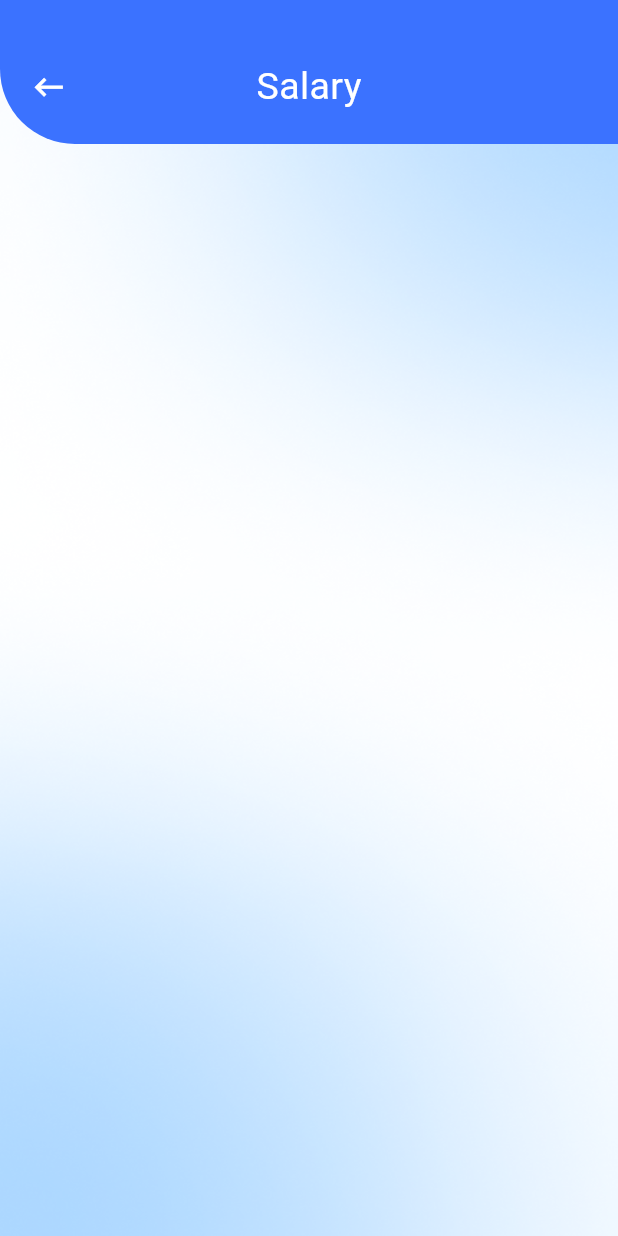
After one commit to Yash-chotaliya/HackTheSpring, a Flutter app: the EmployeeSalaryExpandedScreen screen opened directly, on a phone screen of 412 x 824 dp. The commit adds this screen. Run offline on Flutter 3.47's test engine with Material 3 defaults, Android fonts, the phone set to English and light mode, and no system bars; our stand-ins replace cloud_firestore, firebase_core, shared_preferences; accounts and stored records are empty.

Commit message:
everything working fine

```diff
--- a/lib/data models/employee_model.dart
+++ b/lib/data models/employee_model.dart
@@ -5,6 +5,7 @@ class EmployeeDetailsModel{
   String email;
   String lastlogin;
   String photo;
+  String salaryStatus;
   String password;
 
   EmployeeDetailsModel({
@@ -14,6 +15,7 @@ class EmployeeDetailsModel{
     required this.mobileNumber,
     required this.name,
     required this.photo,
+    required this.salaryStatus,
     required this.password
   });
 
@@ -25,6 +27,7 @@ class EmployeeDetailsModel{
       "mobileNumber":mobileNumber,
       "lastlogin":lastlogin,
       "photo":photo,
+      "salaryStatus": salaryStatus,
       "password":password
     };
   }
--- a/lib/employee/main/employee_profile/employee_profile_screen.dart
+++ b/lib/employee/main/employee_profile/employee_profile_screen.dart
@@ -20,7 +20,7 @@ class EmployeeProfileScreen extends StatefulWidget{
 
 class _EmployeeProfileScreenState extends State<EmployeeProfileScreen> {
 
-  EmployeeDetailsModel employeeDetails = EmployeeDetailsModel(employeeId: "", email: "", lastlogin: "", mobileNumber: "", name: "", photo: "",password: "");
+  EmployeeDetailsModel employeeDetails = EmployeeDetailsModel(employeeId: "", email: "", lastlogin: "", mobileNumber: "", name: "", photo: "",password: "", salaryStatus: "");
 
   @override
   Widget build(BuildContext context) {
@@ -156,7 +156,8 @@ class _EmployeeProfileScreenState extends State<EmployeeProfileScreen> {
             mobileNumber: details.get("mobileNumber"),
             name: details.get("name"),
             photo: details.get("photo"),
-            password: details.get("password")
+            password: details.get("password"),
+            salaryStatus: details.get("salaryStatus")
         );
       });
     });
--- /dev/null
+++ b/lib/employee/main/employee_salary/employee_salary_expanded_screen.dart
@@ -0,0 +1,53 @@
+import 'package:flutter/material.dart';
+
+class EmployeeSalaryExpandedScreen extends StatefulWidget{
+  const EmployeeSalaryExpandedScreen({super.key});
+
+  @override
+  State<EmployeeSalaryExpandedScreen> createState() => _EmployeeSalaryExpandedScreenState();
+}
+
+class _EmployeeSalaryExpandedScreenState extends State<EmployeeSalaryExpandedScreen> {
+  @override
+  Widget build(BuildContext context) {
+    return Scaffold(
+      body: Container(
+        width: double.maxFinite,
+        height: double.maxFinite,
+        decoration: const BoxDecoration(
+            image: DecorationImage(
+              fit: BoxFit.fill,
+              image: AssetImage("assets/images/init_page_background.png"),
+            )
+        ),
+        child: Column(
+          crossAxisAlignment: CrossAxisAlignment.center,
+          children: [
+            Container(
+              width: double.maxFinite,
+              decoration: const BoxDecoration(
+                  color: Color(0xFF3b72ff),
+                  borderRadius: BorderRadius.only(bottomLeft: Radius.circular(50))
+              ),
+              padding: const EdgeInsets.only(left: 20, right: 20, top: 40, bottom: 20),
+              child: Row(
+                mainAxisAlignment: MainAxisAlignment.spaceBetween,
+                children: [
+                  InkWell(
+                    child: const Icon(Icons.keyboard_backspace,size: 25, color: Colors.white,),
+                    onTap: (){
+                      Navigator.pop(context);
+                    },
+                  ),
+                  const Text("Salary", style: TextStyle(color: Colors.white, fontSize: 25),),
+                  const SizedBox(width: 25,)
+                ],
+              ),
+            ),
+
+          ],
+        ),
+      ),
+    );
+  }
+}
--- a/lib/employer/employer_employee/employer_add_employee_screen.dart
+++ b/lib/employer/employer_employee/employer_add_employee_screen.dart
@@ -211,7 +211,8 @@ class _EmployerAddEmployeeScreenState extends State<EmployerAddEmployeeScreen> {
             mobileNumber: mobileNumberController.text,
             name: nameController.text,
             photo: "",
-            password: employeeId
+            password: employeeId,
+            salaryStatus: "Pending"
         ).toMap()
     ).then((value){
       FirebaseFirestore.instance.collection("Employee Salary").doc(employeeId).set(
--- a/lib/employer/employer_profile/employer_profile_screen.dart
+++ b/lib/employer/employer_profile/employer_profile_screen.dart
@@ -20,7 +20,7 @@ class EmployerProfileScreen extends StatefulWidget{
 
 class _EmployerProfileScreenState extends State<EmployerProfileScreen> {
 
-  EmployeeDetailsModel employeeDetails = EmployeeDetailsModel(employeeId: "", email: "", lastlogin: "", mobileNumber: "", name: "", photo: "", password: '');
+  EmployeeDetailsModel employeeDetails = EmployeeDetailsModel(employeeId: "", email: "", lastlogin: "", mobileNumber: "", name: "", photo: "", password: '', salaryStatus: "");
 
   @override
   Widget build(BuildContext context) {
@@ -158,7 +158,8 @@ class _EmployerProfileScreenState extends State<EmployerProfileScreen> {
             mobileNumber: details.get("mobile number"),
             name: details.get("name"),
             photo: details.get("photo"),
-            password: ''
+            password: details.get("password"),
+            salaryStatus: details.get("salaryStatus")
         );
       });
     });
```
Also changed, not shown: lib/components/employer_salary.dart (+14 -7 lines), lib/employee/main/employee_expense/employee_add_expense_screen.dart (+18 -2 lines), lib/employer/employer_advance/employer_add_advance_screen.dart (+18 -1 lines), lib/employer/employer_employee/employer_employee_screen.dart (+4 -11 lines), lib/employer/employer_salary/employer_salary_screen.dart (+36 -2 lines), 1 other file.
